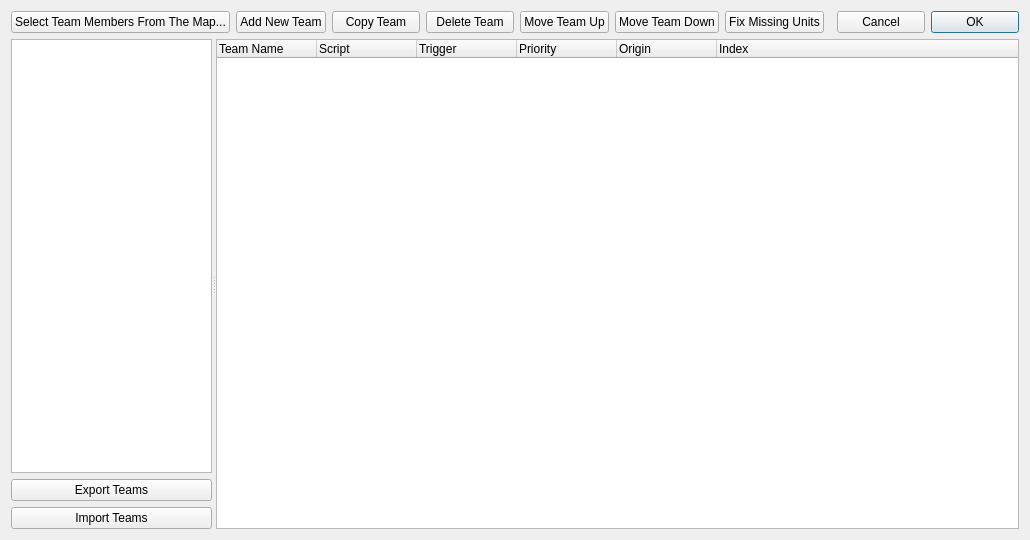
Qt form GeneralsMD/Code/Tools/WorldBuilder/qt/panels/WBQtTeamsDialog.ui (Ui-shigure-z/contraZH) before a commit.
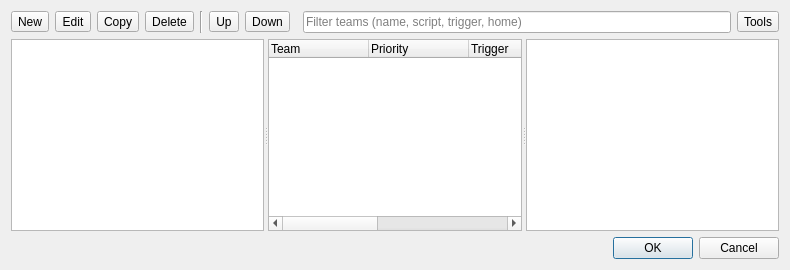
The same form after that commit.

Commit message: feat(worldbuilder): restyle the team builder and team template sheet

What changed in the file:
```diff
--- a/GeneralsMD/Code/Tools/WorldBuilder/qt/panels/WBQtTeamsDialog.ui
+++ b/GeneralsMD/Code/Tools/WorldBuilder/qt/panels/WBQtTeamsDialog.ui
@@ -2,91 +2,77 @@
 <ui version="4.0">
  <class>WBQtTeamsDialog</class>
  <widget class="QDialog" name="WBQtTeamsDialog">
-  <property name="geometry">
-   <rect>
-    <x>0</x>
-    <y>0</y>
-    <width>1030</width>
-    <height>540</height>
-   </rect>
-  </property>
   <property name="windowTitle">
    <string>Team Builder</string>
   </property>
-  <layout class="QVBoxLayout" name="rootLayout" stretch="0,1">
+  <layout class="QVBoxLayout" name="rootLayout" stretch="0,1,0">
    <item>
     <layout class="QHBoxLayout" name="commands">
      <item>
-      <widget class="QPushButton" name="membersButton">
+      <widget class="QToolButton" name="newButton">
        <property name="text">
-        <string>Select Team Members From The Map...</string>
+        <string>New</string>
        </property>
-       <property name="autoDefault">
-        <bool>false</bool>
+       <property name="toolTip">
+        <string>Add a new team (Ins)</string>
        </property>
       </widget>
      </item>
      <item>
-      <widget class="QPushButton" name="newButton">
+      <widget class="QToolButton" name="editButton">
        <property name="text">
-        <string>Add New Team</string>
+        <string>Edit</string>
        </property>
-       <property name="autoDefault">
-        <bool>false</bool>
+       <property name="toolTip">
+        <string>Edit the team template (Enter or double-click)</string>
        </property>
       </widget>
      </item>
      <item>
-      <widget class="QPushButton" name="copyButton">
+      <widget class="QToolButton" name="copyButton">
        <property name="text">
-        <string>Copy Team</string>
+        <string>Copy</string>
        </property>
-       <property name="autoDefault">
-        <bool>false</bool>
+       <property name="toolTip">
+        <string>Copy the team (Ctrl+D)</string>
        </property>
       </widget>
      </item>
      <item>
-      <widget class="QPushButton" name="deleteButton">
+      <widget class="QToolButton" name="deleteButton">
        <property name="text">
-        <string>Delete Team</string>
+        <string>Delete</string>
        </property>
-       <property name="autoDefault">
-        <bool>false</bool>
+       <property name="toolTip">
+        <string>Delete the team (Del)</string>
        </property>
       </widget>
      </item>
      <item>
-      <widget class="QPushButton" name="moveUpButton">
-       <property name="text">
-        <string>Move Team Up</string>
+      <widget class="Line" name="toolbarSep">
+       <property name="orientation">
+        <enum>Qt::Vertical</enum>
        </property>
-       <property name="autoDefault">
-        <bool>false</bool>
-       </property>
       </widget>
      </item>
      <item>
-      <widget class="QPushButton" name="moveDownButton">
+      <widget class="QToolButton" name="moveUpButton">
        <property name="text">
-        <string>Move Team Down</string>
+        <string>Up</string>
        </property>
-       <property name="autoDefault">
-        <bool>false</bool>
+       <property name="toolTip">
+        <string>Move the team up (Alt+Up, or drag)</string>
        </property>
       </widget>
      </item>
      <item>
-      <widget class="QPushButton" name="fixMissingButton">
+      <widget class="QToolButton" name="moveDownButton">
        <property name="text">
-        <string>Fix Missing Units</string>
+        <string>Down</string>
        </property>
        <property name="toolTip">
         <string>Replace every team member unit type that no longer exists with its closest name match.</string>
        </property>
-       <property name="autoDefault">
-        <bool>false</bool>
-       </property>
       </widget>
      </item>
      <item>
@@ -97,23 +83,29 @@
       </spacer>
      </item>
      <item>
-      <widget class="QPushButton" name="cancelButton">
-       <property name="text">
-        <string>Cancel</string>
+      <widget class="QLineEdit" name="filterEdit">
+       <property name="placeholderText">
+        <string>Filter teams (name, script, trigger, home)</string>
        </property>
-       <property name="autoDefault">
-        <bool>false</bool>
-       </property>
-      </widget>
-     </item>
-     <item>
-      <widget class="QPushButton" name="okButton">
-       <property name="text">
-        <string>OK</string>
-       </property>
-       <property name="default">
+       <property name="clearButtonEnabled">
         <bool>true</bool>
        </property>
+       <property name="minimumSize">
+        <size>
+         <width>260</width>
+         <height>0</height>
+        </size>
+       </property>
+      </widget>
+     </item>
+     <item>
+      <widget class="QToolButton" name="toolsButton">
+       <property name="text">
+        <string>Tools</string>
+       </property>
+       <property name="popupMode">
+        <enum>QToolButton::InstantPopup</enum>
+       </property>
       </widget>
      </item>
     </layout>
@@ -123,61 +115,11 @@
      <property name="orientation">
       <enum>Qt::Horizontal</enum>
      </property>
-     <widget class="QWidget" name="left">
-      <property name="sizePolicy">
-       <sizepolicy hsizetype="Preferred" vsizetype="Preferred">
-        <horstretch>1</horstretch>
-        <verstretch>0</verstretch>
-       </sizepolicy>
-      </property>
-      <layout class="QVBoxLayout" name="leftLay" stretch="1,0,0">
-       <property name="leftMargin">
-        <number>0</number>
-       </property>
-       <property name="topMargin">
-        <number>0</number>
-       </property>
-       <property name="rightMargin">
-        <number>0</number>
-       </property>
-       <property name="bottomMargin">
-        <number>0</number>
-       </property>
-       <item>
-        <widget class="QListWidget" name="players"/>
-       </item>
-       <item>
-        <widget class="QPushButton" name="exportButton">
-         <property name="text">
-          <string>Export Teams</string>
-         </property>
-         <property name="autoDefault">
-          <bool>false</bool>
-         </property>
-        </widget>
-       </item>
-       <item>
-        <widget class="QPushButton" name="importButton">
-         <property name="text">
-          <string>Import Teams</string>
-         </property>
-         <property name="autoDefault">
-          <bool>false</bool>
-         </property>
-        </widget>
-       </item>
-      </layout>
-     </widget>
+     <property name="childrenCollapsible">
+      <bool>false</bool>
+     </property>
+     <widget class="QListWidget" name="players"/>
      <widget class="QTreeWidget" name="teams">
-      <property name="sizePolicy">
-       <sizepolicy hsizetype="Expanding" vsizetype="Expanding">
-        <horstretch>4</horstretch>
-        <verstretch>0</verstretch>
-       </sizepolicy>
-      </property>
-      <property name="selectionMode">
-       <enum>QAbstractItemView::SingleSelection</enum>
-      </property>
       <property name="rootIsDecorated">
        <bool>false</bool>
       </property>
@@ -186,17 +128,7 @@
       </property>
       <column>
        <property name="text">
-        <string>Team Name</string>
-       </property>
-      </column>
-      <column>
-       <property name="text">
-        <string>Script</string>
-       </property>
-      </column>
-      <column>
-       <property name="text">
-        <string>Trigger</string>
+        <string>Team</string>
        </property>
       </column>
       <column>
@@ -206,15 +138,37 @@
       </column>
       <column>
        <property name="text">
-        <string>Origin</string>
+        <string>Trigger</string>
        </property>
       </column>
       <column>
        <property name="text">
-        <string>Index</string>
+        <string>Home</string>
        </property>
       </column>
+      <column>
+       <property name="text">
+        <string>On Create</string>
+       </property>
+      </column>
+      <column>
+       <property name="text">
+        <string>#</string>
+       </property>
+      </column>
      </widget>
+     <widget class="QTextBrowser" name="card">
+      <property name="openLinks">
+       <bool>false</bool>
+      </property>
+     </widget>
+    </widget>
+   </item>
+   <item>
+    <widget class="QDialogButtonBox" name="buttonBox">
+     <property name="standardButtons">
+      <set>QDialogButtonBox::Cancel|QDialogButtonBox::Ok</set>
+     </property>
     </widget>
    </item>
   </layout>
```
Left out of the diff: 11 changed lines with no effect on the pictures. The commit also changes 9 other files.
